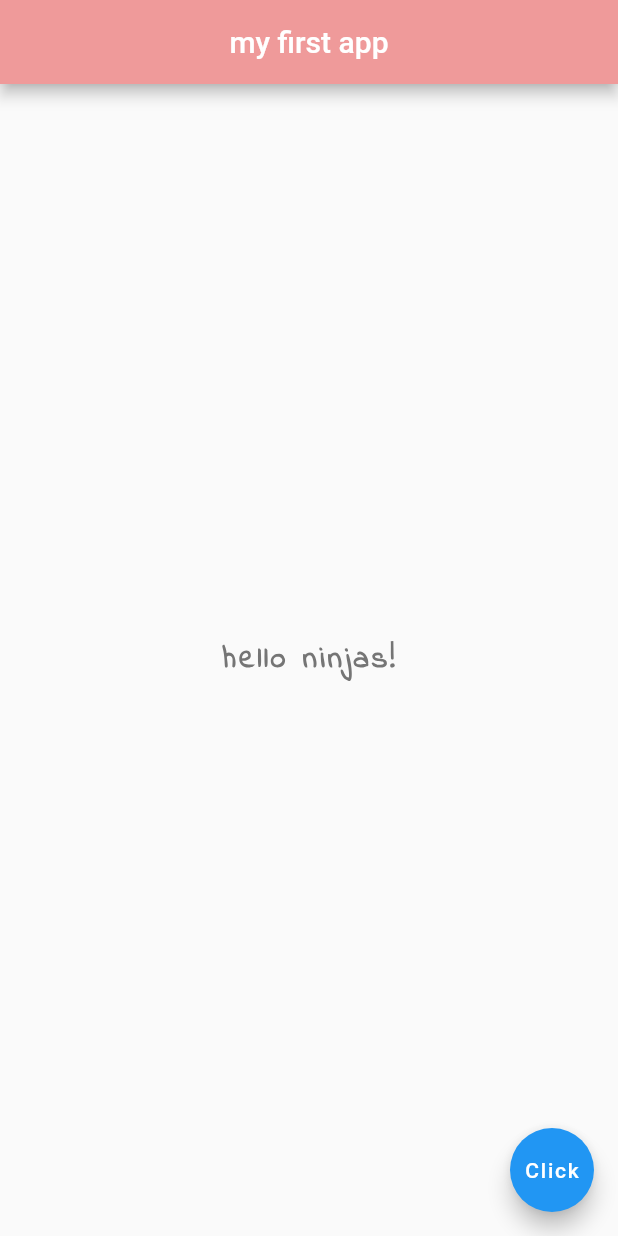
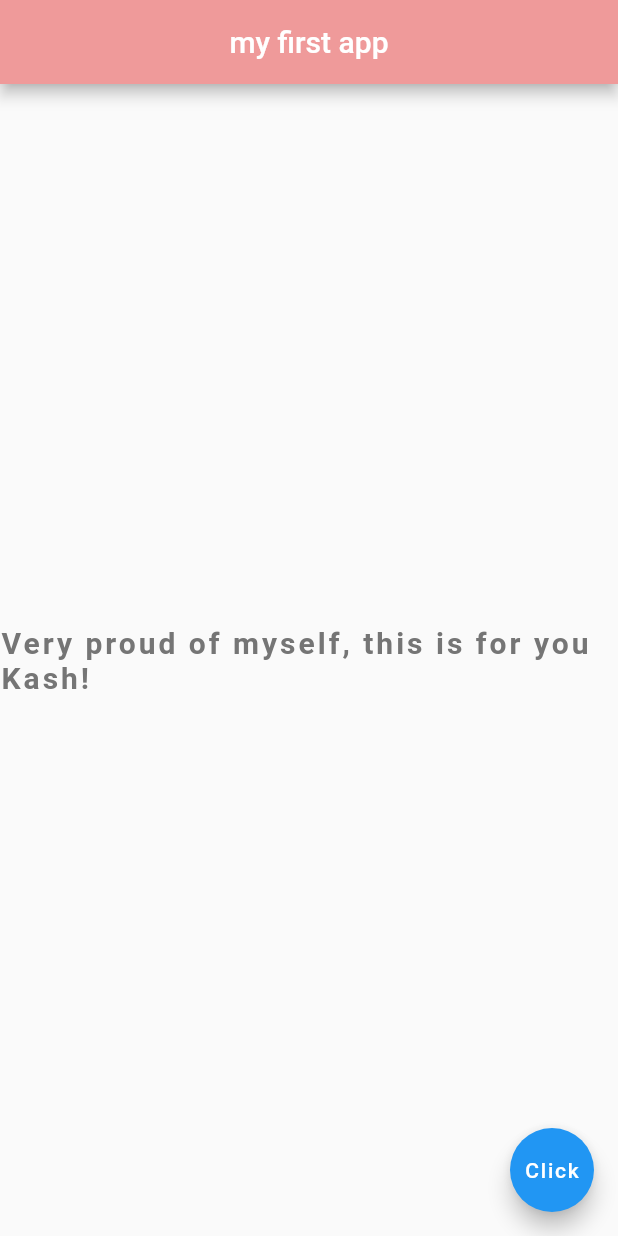
Before and after one commit to JohnFull30/flutterApp, a Flutter app: the screen it shows after launch, on a phone screen of 412 x 824 dp. Run offline on Flutter 3.47's test engine with Material 2 defaults, Android fonts, the phone set to English and light mode, and no system bars.

```diff
--- a/lib/main.dart
+++ b/lib/main.dart
@@ -1,7 +1,17 @@
 import 'package:flutter/material.dart';
 
 void main() => runApp(MaterialApp(
-  home: Scaffold(
+  home: Home(),
+));
+
+
+
+class Home extends StatelessWidget {
+  const Home({Key? key}) : super(key: key);
+
+  @override
+  Widget build(BuildContext context) {
+    return Scaffold(
       appBar: AppBar(
         title: Text('my first app'),
         centerTitle: true,
@@ -9,7 +19,7 @@ void main() => runApp(MaterialApp(
       ),
       body: Center(
         child: Text(
-        'hello ninjas!',
+          'Very proud of myself, this is for you Kash!',
           style: TextStyle(
             fontSize: 20.0,
             fontWeight: FontWeight.bold,
@@ -23,5 +33,6 @@ void main() => runApp(MaterialApp(
         onPressed: () {  },
         child: Text("Click"),
       ),
-),
-));
+    );
+  }
+}
--- a/pubspec.yaml
+++ b/pubspec.yaml
@@ -76,7 +76,7 @@ flutter:
   fonts:
    - family: IndieFlower
      fonts:
-       - asset: Fonts/IndieFlower-Regular.ttf
+       - asset: fonts/IndieFlower-Regular.ttf
 
 
   #
```
Lines whose indentation alone changed are shown as unchanged.
